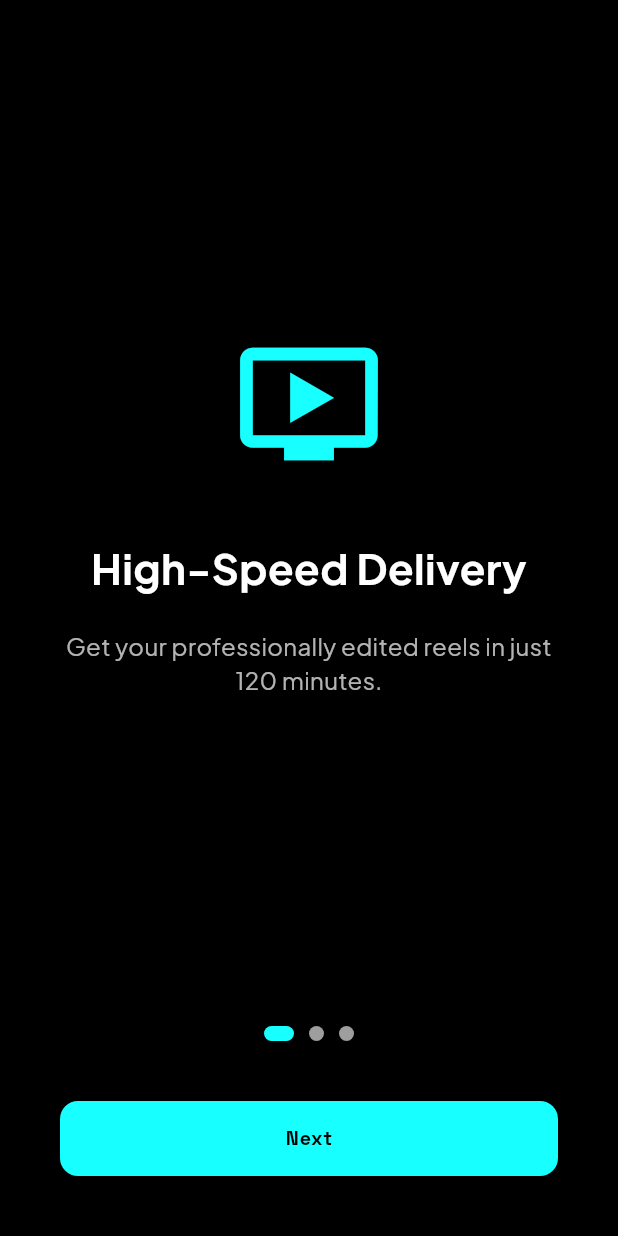
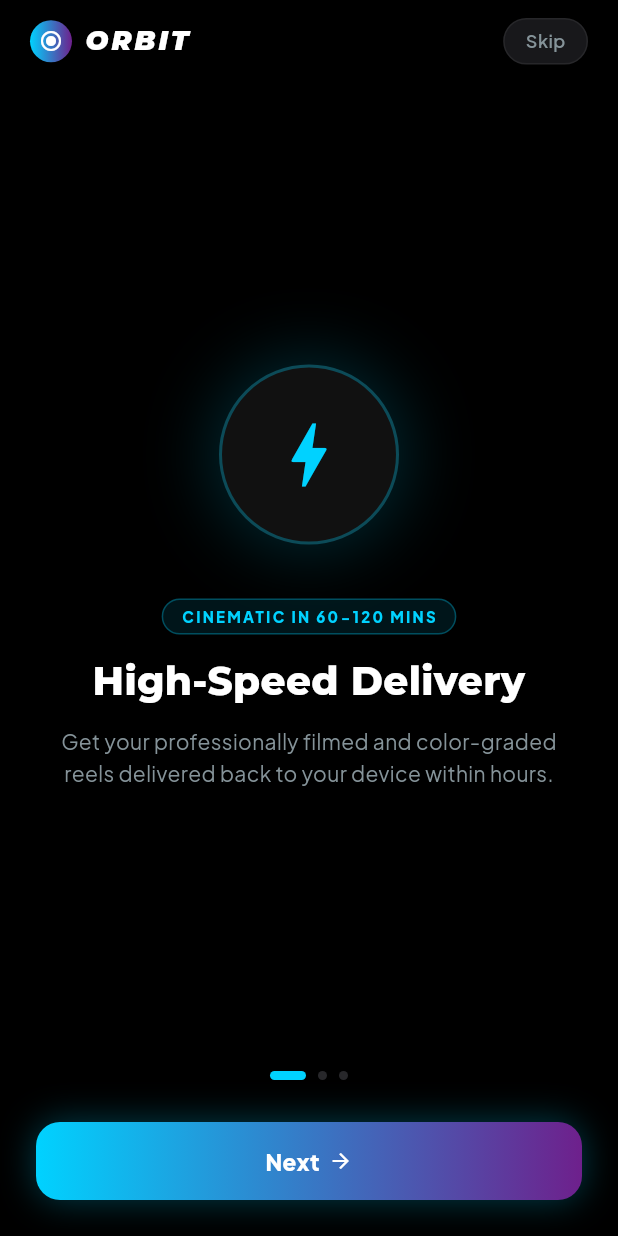
Before and after one commit to orbit-quickcontent/Orbit-Quickcontent.final, a Flutter app: the OnboardingScreen screen opened directly, on a phone screen of 412 x 824 dp. Run offline on Flutter 3.47's test engine with Material 3 defaults, Android fonts, the phone set to English and light mode, and no system bars; drawn by our look-alikes of flutter_animate; our stand-ins replace dio, firebase_core, flutter_riverpod, flutter_secure_storage, geolocator, go_router and 5 more; missing offline and left inert: maplibre_gl, razorpay_flutter; accounts and stored records are empty; network calls fail.

Commit message:
Fix all UX flows, onboarding animations, booking acceptance URLs, and tracking styles

```diff
--- a/client-app/lib/features/auth/screens/onboarding_screen.dart
+++ b/client-app/lib/features/auth/screens/onboarding_screen.dart
@@ -1,9 +1,10 @@
 import 'package:flutter/material.dart';
 import 'package:go_router/go_router.dart';
 import 'package:flutter_animate/flutter_animate.dart';
+import '../../../core/theme.dart';
 
 class OnboardingScreen extends StatefulWidget {
-  const OnboardingScreen({Key? key}) : super(key: key);
+  const OnboardingScreen({super.key});
 
   @override
   State<OnboardingScreen> createState() => _OnboardingScreenState();
@@ -13,120 +14,255 @@ class _OnboardingScreenState extends State<OnboardingScreen> {
   final PageController _pageController = PageController();
   int _currentPage = 0;
 
-  final List<Map<String, String>> _onboardingData = [
+  final List<Map<String, dynamic>> _onboardingData = [
     {
       'title': 'High-Speed Delivery',
-      'description': 'Get your professionally edited reels in just 120 minutes.',
-      'icon': 'rocket',
+      'subtitle': 'CINEMATIC IN 60-120 MINS',
+      'description': 'Get your professionally filmed and color-graded reels delivered back to your device within hours.',
+      'icon': Icons.bolt,
+      'color': Color(0xFF00D2FF),
     },
     {
-      'title': 'Hyperlocal Partners',
-      'description': 'Connect with talented videographers right in your area.',
-      'icon': 'map',
+      'title': 'Certified Creators',
+      'subtitle': 'HYPERLOCAL NETWORK',
+      'description': 'Instantly connect with top-tier professional videographers matched to your exact location and aesthetic.',
+      'icon': Icons.verified_user_outlined,
+      'color': Color(0xFFEDB1FF),
     },
     {
-      'title': 'Premium Quality',
-      'description': 'Every video goes through strict quality checks before delivery.',
-      'icon': 'star',
+      'title': 'Studio Quality',
+      'subtitle': '4K MASTER FINISH',
+      'description': 'Every shoot includes sound licensing, custom brand DNA styling, and express revisions with master editors.',
+      'icon': Icons.auto_awesome_outlined,
+      'color': Color(0xFF4ADE80),
     },
   ];
 
   @override
+  void dispose() {
+    _pageController.dispose();
+    super.dispose();
+  }
+
+  @override
   Widget build(BuildContext context) {
     return Scaffold(
-      backgroundColor: Colors.black,
+      backgroundColor: const Color(0xFF000000),
       body: SafeArea(
         child: Column(
           children: [
+            // Top Skip Button
+            Padding(
+              padding: const EdgeInsets.symmetric(horizontal: 20, vertical: 12),
+              child: Row(
+                mainAxisAlignment: MainAxisAlignment.spaceBetween,
+                children: [
+                  Row(
+                    children: [
+                      Container(
+                        width: 28,
+                        height: 28,
+                        decoration: const BoxDecoration(
+                          shape: BoxShape.circle,
+                          gradient: LinearGradient(
+                            colors: [Color(0xFF00D2FF), Color(0xFF6E208C)],
+                          ),
+                        ),
+                        child: const Icon(Icons.radio_button_checked, color: Colors.white, size: 16),
+                      ),
+                      const SizedBox(width: 8),
+                      const Text(
+                        'ORBIT',
+                        style: TextStyle(
+                          fontFamily: 'Montserrat',
+                          fontSize: 18,
+                          fontWeight: FontWeight.w900,
+                          fontStyle: FontStyle.italic,
+                          color: Colors.white,
+                          letterSpacing: 2,
+                        ),
+                      ),
+                    ],
+                  ),
+                  GestureDetector(
+                    onTap: () => context.go('/login'),
+                    child: Container(
+                      padding: const EdgeInsets.symmetric(horizontal: 14, vertical: 6),
+                      decoration: BoxDecoration(
+                        color: const Color(0xFF18181B),
+                        borderRadius: BorderRadius.circular(999),
+                        border: Border.all(color: const Color(0xFF27272A)),
+                      ),
+                      child: const Text(
+                        'Skip',
+                        style: TextStyle(color: Color(0xFF859399), fontSize: 12, fontWeight: FontWeight.w600),
+                      ),
+                    ),
+                  ),
+                ],
+              ),
+            ),
+
+            // Page View Slider
             Expanded(
               child: PageView.builder(
                 controller: _pageController,
-                onPageChanged: (index) {
-                  setState(() {
-                    _currentPage = index;
-                  });
-                },
+                onPageChanged: (index) => setState(() => _currentPage = index),
                 itemCount: _onboardingData.length,
                 itemBuilder: (context, index) {
+                  final data = _onboardingData[index];
+                  final iconColor = data['color'] as Color;
                   return Padding(
-                    padding: const EdgeInsets.all(40.0),
+                    padding: const EdgeInsets.symmetric(horizontal: 32),
                     child: Column(
                       mainAxisAlignment: MainAxisAlignment.center,
                       children: [
-                        const Icon(
-                          Icons.ondemand_video,
-                          size: 100,
-                          color: Colors.cyanAccent,
-                        ).animate().scale(delay: 200.ms, duration: 500.ms),
-                        const SizedBox(height: 40),
+                        Container(
+                          width: 120,
+                          height: 120,
+                          decoration: BoxDecoration(
+                            shape: BoxShape.circle,
+                            color: const Color(0xFF111111),
+                            border: Border.all(color: iconColor.withValues(alpha: 0.3), width: 2),
+                            boxShadow: [
+                              BoxShadow(
+                                color: iconColor.withValues(alpha: 0.2),
+                                blurRadius: 40,
+                                spreadRadius: 4,
+                              ),
+                            ],
+                          ),
+                          child: Icon(
+                            data['icon'] as IconData,
+                            size: 56,
+                            color: iconColor,
+                          ),
+                        ).animate().scale(duration: 400.ms, curve: Curves.easeOut),
+
+                        const SizedBox(height: 36),
+
+                        Container(
+                          padding: const EdgeInsets.symmetric(horizontal: 12, vertical: 4),
+                          decoration: BoxDecoration(
+                            color: iconColor.withValues(alpha: 0.1),
+                            borderRadius: BorderRadius.circular(999),
+                            border: Border.all(color: iconColor.withValues(alpha: 0.3)),
+                          ),
+                          child: Text(
+                            data['subtitle'] as String,
+                            style: TextStyle(
+                              color: iconColor,
+                              fontSize: 10,
+                              fontWeight: FontWeight.w800,
+                              letterSpacing: 1.5,
+                            ),
+                          ),
+                        ),
+
+                        const SizedBox(height: 12),
+
                         Text(
-                          _onboardingData[index]['title']!,
+                          data['title'] as String,
                           style: const TextStyle(
-                            fontSize: 28,
-                            fontWeight: FontWeight.bold,
+                            fontFamily: 'Montserrat',
+                            fontSize: 26,
+                            fontWeight: FontWeight.w800,
                             color: Colors.white,
                           ),
                           textAlign: TextAlign.center,
-                        ).animate().fade().slideY(),
-                        const SizedBox(height: 20),
+                        ),
+
+                        const SizedBox(height: 12),
+
                         Text(
-                          _onboardingData[index]['description']!,
+                          data['description'] as String,
                           style: const TextStyle(
-                            fontSize: 16,
-                            color: Colors.white70,
+                            fontSize: 14,
+                            color: Color(0xFF859399),
+                            height: 1.5,
                           ),
                           textAlign: TextAlign.center,
-                        ).animate().fade(delay: 200.ms),
+                        ),
                       ],
                     ),
                   );
                 },
               ),
             ),
+
+            // Indicator Dots
             Row(
               mainAxisAlignment: MainAxisAlignment.center,
               children: List.generate(
                 _onboardingData.length,
                 (index) => AnimatedContainer(
-                  duration: const Duration(milliseconds: 300),
-                  margin: const EdgeInsets.symmetric(horizontal: 5),
-                  height: 10,
-                  width: _currentPage == index ? 20 : 10,
+                  duration: const Duration(milliseconds: 250),
+                  margin: const EdgeInsets.symmetric(horizontal: 4),
+                  height: 6,
+                  width: _currentPage == index ? 24 : 6,
                   decoration: BoxDecoration(
-                    color: _currentPage == index ? Colors.cyanAccent : Colors.grey,
-                    borderRadius: BorderRadius.circular(5),
+                    color: _currentPage == index ? const Color(0xFF00D2FF) : const Color(0xFF27272A),
+                    borderRadius: BorderRadius.circular(3),
                   ),
                 ),
               ),
             ),
-            const SizedBox(height: 40),
+
+            const SizedBox(height: 28),
+
+            // Bottom Continue Button
             Padding(
-              padding: const EdgeInsets.symmetric(horizontal: 40.0),
-              child: ElevatedButton(
-                onPressed: () {
+              padding: const EdgeInsets.symmetric(horizontal: 24),
+              child: GestureDetector(
+                onTap: () {
                   if (_currentPage == _onboardingData.length - 1) {
                     context.go('/login');
                   } else {
                     _pageController.nextPage(
                       duration: const Duration(milliseconds: 300),
-                      curve: Curves.easeIn,
+                      curve: Curves.easeInOut,
                     );
                   }
                 },
-                style: ElevatedButton.styleFrom(
-                  backgroundColor: Colors.cyanAccent,
-                  minimumSize: const Size(double.infinity, 50),
-                  shape: RoundedRectangleBorder(
-                    borderRadius: BorderRadius.circular(12),
+                child: Container(
+                  width: double.infinity,
+                  height: 52,
+                  decoration: BoxDecoration(
+                    gradient: const LinearGradient(
+                      colors: [Color(0xFF00D2FF), Color(0xFF6E208C)],
+                      begin: Alignment.centerLeft,
+                      end: Alignment.centerRight,
+                    ),
+                    borderRadius: BorderRadius.circular(16),
+                    boxShadow: [
+                      BoxShadow(
+                        color: const Color(0xFF00D2FF).withValues(alpha: 0.3),
+                        blurRadius: 20,
+                      ),
+                    ],
                   ),
-                ),
-                child: Text(
-                  _currentPage == _onboardingData.length - 1 ? 'Get Started' : 'Next',
-                  style: const TextStyle(color: Colors.black, fontWeight: FontWeight.bold),
+                  child: Center(
+                    child: Row(
+                      mainAxisAlignment: MainAxisAlignment.center,
+                      children: [
+                        Text(
+                          _currentPage == _onboardingData.length - 1 ? 'Get Started' : 'Next',
+                          style: const TextStyle(
+                            color: Colors.white,
+                            fontWeight: FontWeight.w800,
+                            fontSize: 15,
+                          ),
+                        ),
+                        const SizedBox(width: 6),
+                        const Icon(Icons.arrow_forward, color: Colors.white, size: 16),
+                      ],
+                    ),
+                  ),
                 ),
               ),
             ),
-            const SizedBox(height: 40),
+
+            const SizedBox(height: 24),
           ],
         ),
       ),
--- a/client-app/lib/features/tracking/screens/live_tracking_screen.dart
+++ b/client-app/lib/features/tracking/screens/live_tracking_screen.dart
@@ -150,7 +150,7 @@ class _LiveTrackingScreenState extends State<LiveTrackingScreen> {
                   width: 40, height: 40,
                   decoration: BoxDecoration(
                     shape: BoxShape.circle,
-                    color: OrbitClientTheme.surfaceContainerLowest.withOpacity(0.9),
+                    color: OrbitClientTheme.surfaceContainerLowest.withValues(alpha: 0.9),
                     border: Border.all(color: OrbitClientTheme.outlineVariant),
                   ),
                   child: const Icon(Icons.arrow_back_ios, size: 16, color: OrbitClientTheme.onSurface),
@@ -165,7 +165,7 @@ class _LiveTrackingScreenState extends State<LiveTrackingScreen> {
             child: Container(
               padding: EdgeInsets.fromLTRB(20, 20, 20, MediaQuery.of(context).padding.bottom + 20),
               decoration: BoxDecoration(
-                color: OrbitClientTheme.surfaceContainerLowest.withOpacity(0.95),
+                color: OrbitClientTheme.surfaceContainerLowest.withValues(alpha: 0.95),
                 borderRadius: const BorderRadius.vertical(top: Radius.circular(24)),
               ),
               child: Row(children: [
--- a/partner-app/lib/features/work/screens/active_job_screen.dart
+++ b/partner-app/lib/features/work/screens/active_job_screen.dart
@@ -73,7 +73,7 @@ class _ActiveJobScreenState extends State<ActiveJobScreen> {
             decoration: BoxDecoration(
               color: OrbitPartnerTheme.surface,
               borderRadius: BorderRadius.circular(16),
-              border: Border.all(color: OrbitPartnerTheme.primary.withOpacity(0.4)),
+              border: Border.all(color: OrbitPartnerTheme.primary.withValues(alpha: 0.4)),
             ),
             child: Column(
               crossAxisAlignment: CrossAxisAlignment.start,
--- a/partner-app/lib/features/work/screens/incoming_booking_screen.dart
+++ b/partner-app/lib/features/work/screens/incoming_booking_screen.dart
@@ -63,10 +63,10 @@ class _IncomingBookingScreenState extends State<IncomingBookingScreen>
 
     try {
       if (accept) {
-        await partnerApiClient.post('/bookings//accept');
-        if (mounted) context.go('/job/');
+        await partnerApiClient.post('/bookings/$bookingId/accept');
+        if (mounted) context.go('/job/$bookingId');
       } else {
-        await partnerApiClient.post('/bookings//decline');
+        await partnerApiClient.post('/bookings/$bookingId/decline');
         if (mounted) context.go('/work');
       }
     } on DioException {
@@ -84,6 +84,7 @@ class _IncomingBookingScreenState extends State<IncomingBookingScreen>
   Widget build(BuildContext context) {
     final booking = widget.dispatch['booking'] as Map<String, dynamic>? ?? {};
     final pkg = booking['package'] as Map<String, dynamic>? ?? {};
+    final payout = booking['partnerSalary'] ?? 700;
     final progressFraction = _countdown / 45.0;
 
     return Scaffold(
@@ -105,22 +106,26 @@ class _IncomingBookingScreenState extends State<IncomingBookingScreen>
                       strokeWidth: 5,
                       backgroundColor: OrbitPartnerTheme.surface,
                       valueColor: AlwaysStoppedAnimation(
-                        _countdown > 15 ? OrbitPartnerTheme.primary
-                            : _countdown > 5 ? const Color(0xFFFFB347)
-                            : OrbitPartnerTheme.error,
+                        _countdown > 15
+                            ? OrbitPartnerTheme.primary
+                            : _countdown > 5
+                                ? const Color(0xFFFFB347)
+                                : OrbitPartnerTheme.error,
                       ),
                     ),
                     Column(
                       mainAxisAlignment: MainAxisAlignment.center,
                       children: [
                         Text(
-                          '',
+                          '$_countdown',
                           style: TextStyle(
                             fontSize: 40,
                             fontWeight: FontWeight.w800,
-                            color: _countdown > 15 ? OrbitPartnerTheme.primary
-                                : _countdown > 5 ? const Color(0xFFFFB347)
-                                : OrbitPartnerTheme.error,
+                            color: _countdown > 15
+                                ? OrbitPartnerTheme.primary
+                                : _countdown > 5
+                                    ? const Color(0xFFFFB347)
+                                    : OrbitPartnerTheme.error,
                           ),
                         ),
                         Text('seconds', style: OrbitPartnerTheme.textTheme.bodySmall),
@@ -141,7 +146,9 @@ class _IncomingBookingScreenState extends State<IncomingBookingScreen>
                 child: Text(
                   'NEW SHOOT REQUEST',
                   style: OrbitPartnerTheme.textTheme.labelSmall?.copyWith(
-                    color: Colors.black, letterSpacing: 2, fontWeight: FontWeight.w700,
+                    color: Colors.black,
+                    letterSpacing: 2,
+                    fontWeight: FontWeight.w700,
                   ),
                 ),
               ).animate(delay: 200.ms).fadeIn(),
@@ -153,7 +160,7 @@ class _IncomingBookingScreenState extends State<IncomingBookingScreen>
                 decoration: BoxDecoration(
                   color: OrbitPartnerTheme.surface,
                   borderRadius: BorderRadius.circular(20),
-                  border: Border.all(color: OrbitPartnerTheme.primary.withOpacity(0.4)),
+                  border: Border.all(color: OrbitPartnerTheme.primary.withValues(alpha: 0.4)),
                 ),
                 child: Column(
                   children: [
@@ -173,11 +180,11 @@ class _IncomingBookingScreenState extends State<IncomingBookingScreen>
                         Container(
                           padding: const EdgeInsets.symmetric(horizontal: 14, vertical: 8),
                           decoration: BoxDecoration(
-                            color: OrbitPartnerTheme.primary.withOpacity(0.1),
+                            color: OrbitPartnerTheme.primary.withValues(alpha: 0.1),
                             borderRadius: BorderRadius.circular(12),
-                            border: Border.all(color: OrbitPartnerTheme.primary.withOpacity(0.4)),
+                            border: Border.all(color: OrbitPartnerTheme.primary.withValues(alpha: 0.4)),
                           ),
-                          child: Text('Rs.500', style: TextStyle(color: OrbitPartnerTheme.primary, fontWeight: FontWeight.w800, fontSize: 22)),
+                          child: Text('₹$payout', style: const TextStyle(color: OrbitPartnerTheme.primary, fontWeight: FontWeight.w800, fontSize: 22)),
                         ),
                       ],
                     ),
@@ -185,24 +192,25 @@ class _IncomingBookingScreenState extends State<IncomingBookingScreen>
                     const Divider(color: OrbitPartnerTheme.outlineFaint),
                     const SizedBox(height: 12),
                     Row(
-                      children: [
+                      children: const [
                         Icon(Icons.location_on_outlined, color: OrbitPartnerTheme.primary, size: 18),
-                        const SizedBox(width: 8),
+                        SizedBox(width: 8),
                         Expanded(
                           child: Text(
-                            booking['address'] ?? 'Location shared on acceptance',
-                            style: OrbitPartnerTheme.textTheme.bodySmall,
-                            maxLines: 2, overflow: TextOverflow.ellipsis,
+                            'Location shared on acceptance',
+                            style: TextStyle(color: Color(0xFFBBC9CF), fontSize: 13),
+                            maxLines: 2,
+                            overflow: TextOverflow.ellipsis,
                           ),
                         ),
                       ],
                     ),
                     const SizedBox(height: 8),
                     Row(
-                      children: [
+                      children: const [
                         Icon(Icons.schedule_outlined, color: OrbitPartnerTheme.textSecondary, size: 18),
-                        const SizedBox(width: 8),
-                        Text(booking['timeSlot'] ?? 'Immediate', style: OrbitPartnerTheme.textTheme.bodySmall),
+                        SizedBox(width: 8),
+                        Text('Immediate', style: TextStyle(color: Color(0xFFBBC9CF), fontSize: 13)),
                       ],
                     ),
                   ],
@@ -219,7 +227,7 @@ class _IncomingBookingScreenState extends State<IncomingBookingScreen>
                       style: OutlinedButton.styleFrom(
                         padding: const EdgeInsets.symmetric(vertical: 16),
                         foregroundColor: OrbitPartnerTheme.error,
-                        side: BorderSide(color: OrbitPartnerTheme.error.withOpacity(0.6)),
+                        side: BorderSide(color: OrbitPartnerTheme.error.withValues(alpha: 0.6)),
                         shape: RoundedRectangleBorder(borderRadius: BorderRadius.circular(14)),
                       ),
                       child: const Text('Decline', style: TextStyle(fontWeight: FontWeight.w700, fontSize: 16)),
@@ -246,7 +254,7 @@ class _IncomingBookingScreenState extends State<IncomingBookingScreen>
 
               const SizedBox(height: 16),
               Text(
-                'Auto-decline in  seconds',
+                'Auto-decline in $_countdown seconds',
                 style: OrbitPartnerTheme.textTheme.bodySmall?.copyWith(color: OrbitPartnerTheme.textSecondary),
                 textAlign: TextAlign.center,
               ),
```
